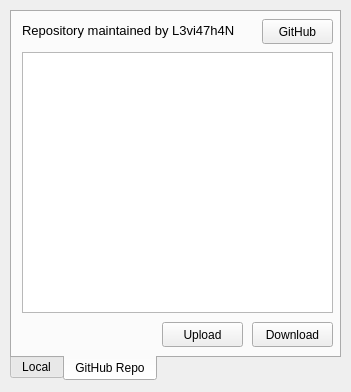
Before: the Qt Designer form preset.ui in Audio4Linux/Viper4Linux-GUI, drawn with Qt 5.
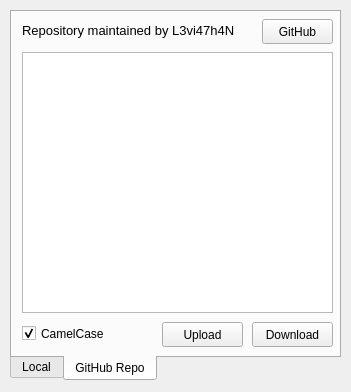
After: the same form once the commit is applied. The open tabs and pages were chosen to show the change. Icons and pictures are not drawn.

Commit message: Option to toggle CamelCase when downloading configs

```diff
--- a/preset.ui
+++ b/preset.ui
@@ -155,21 +155,8 @@
      <property name="geometry">
       <rect>
        <x>10</x>
-       <y>310</y>
-       <width>131</width>
-       <height>24</height>
-      </rect>
-     </property>
-     <property name="text">
-      <string/>
-     </property>
-    </widget>
-    <widget class="QLabel" name="label">
-     <property name="geometry">
-      <rect>
-       <x>10</x>
        <y>10</y>
-       <width>301</width>
+       <width>231</width>
        <height>17</height>
       </rect>
      </property>
@@ -208,6 +195,22 @@
       <string>Upload</string>
      </property>
     </widget>
+    <widget class="QCheckBox" name="camelcase">
+     <property name="geometry">
+      <rect>
+       <x>10</x>
+       <y>310</y>
+       <width>131</width>
+       <height>23</height>
+      </rect>
+     </property>
+     <property name="text">
+      <string>CamelCase</string>
+     </property>
+     <property name="checked">
+      <bool>true</bool>
+     </property>
+    </widget>
    </widget>
   </widget>
  </widget>
```
The commit also changes 2 other files.
